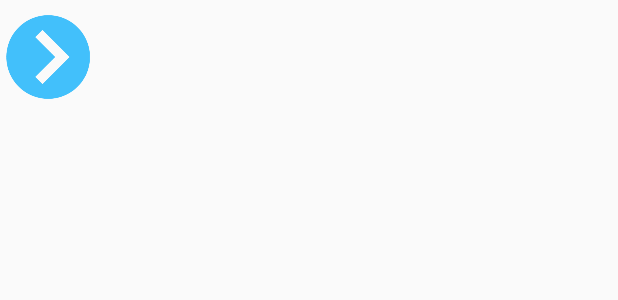
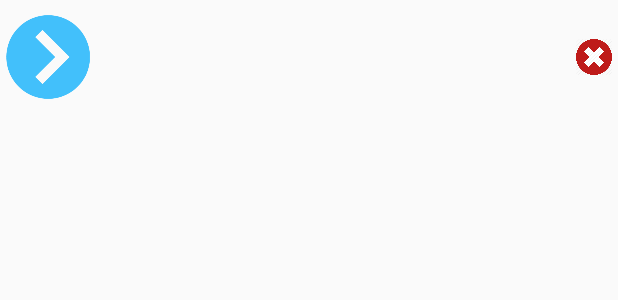
Before and after one commit to wispborne/deep-link-launcher, an Android app: the layout deep_link_info_layout.xml on its own in the app's theme, with its tools: preview values and no code run, on a phone screen of 412 x 824 dp. Shown: the top 300 px of the screen. Run offline under Robolectric (Android 15) with nearby library versions, the phone set to English and light mode, and no system bars.

Commit message:
remove option added in deep link list

```diff
--- a/app/src/main/res/layout/deep_link_info_layout.xml
+++ b/app/src/main/res/layout/deep_link_info_layout.xml
@@ -19,7 +19,8 @@
     <LinearLayout
             android:orientation="vertical"
             android:padding="4dp"
-            android:layout_width="match_parent"
+            android:layout_width="0dp"
+            android:layout_weight="1"
             android:layout_height="wrap_content">
         <TextView
                 android:layout_width="match_parent"
@@ -44,4 +45,11 @@
                 android:ellipsize="end"/>
 
     </LinearLayout>
+    <TextView
+            android:layout_width="24dp"
+            android:layout_height="24dp"
+            android:id="@+id/deep_link_remove"
+            android:layout_marginRight="4dp"
+            android:background="@drawable/cancel"
+            />
 </LinearLayout>
```
Also changed, not shown: app/src/main/java/com/manoj/dlt/ui/adapters/DeepLinkListAdapter.java (+14 -2 lines), app/src/main/res/drawable/cancel.png (added).
